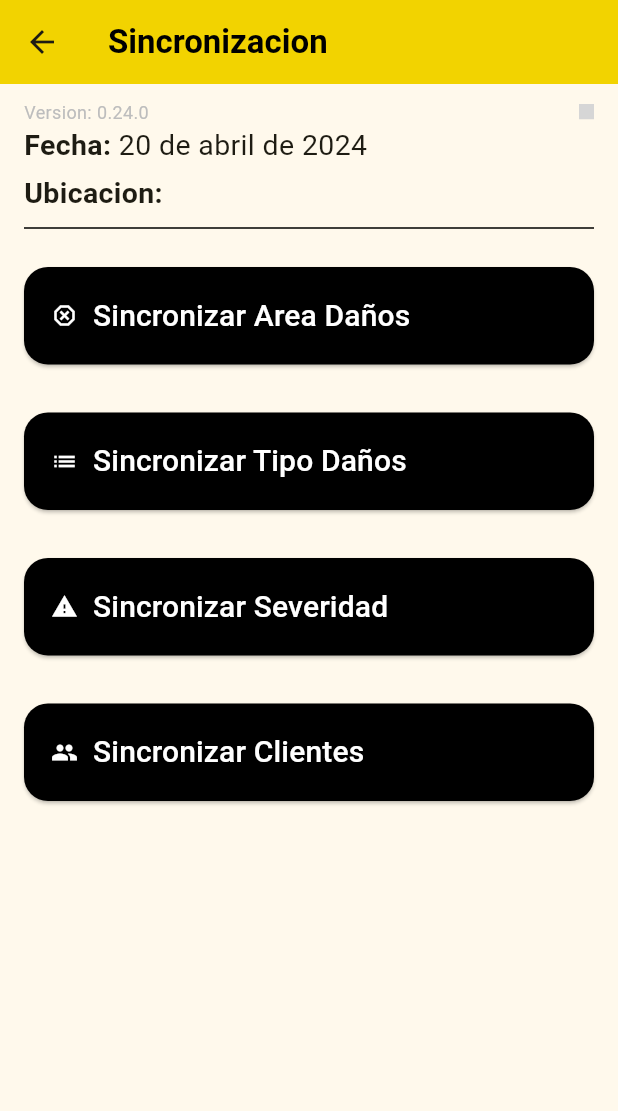
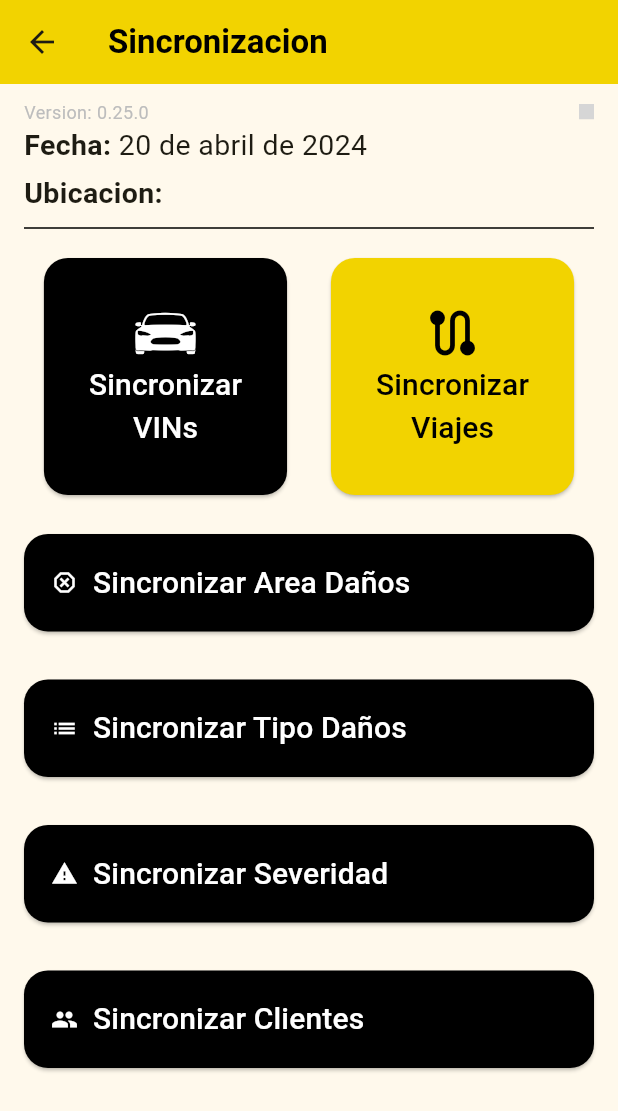
Before and after one commit to hguerrero10/tleavin-movil, a Flutter app: the Sincronizar screen opened directly, on a phone screen of 412 x 824 dp. Shown: the top 1111 px of the screen. Run offline on Flutter 3.47's test engine with Material 3 defaults, Android fonts, the phone set to English and light mode, and no system bars; our stand-ins replace dropdown_search, flutter_slider_drawer, fluttertoast, gallery_saver, geocoding, geolocator and 2 more; missing offline and left inert: connectivity_widget, flutter_barcode_scanner, gradient_slide_to_act, syncfusion_flutter_signaturepad, widget_zoom; accounts and stored records are empty; grey boxes are pictures that could not be loaded.

Commit message:
cambios de datellaes

```diff
--- a/lib/src/pages/sincronizacion/enviar.dart
+++ b/lib/src/pages/sincronizacion/enviar.dart
@@ -1,6 +1,7 @@
 import 'dart:convert';
 import 'dart:developer';
 import 'dart:io';
+import 'package:flutter/cupertino.dart';
 import 'package:flutter/material.dart';
 import 'package:fluttertoast/fluttertoast.dart';
 import 'package:http/http.dart' as http;
@@ -21,7 +22,7 @@ class Sincronizar extends StatefulWidget {
 
 class _SincronizarState extends State<Sincronizar> {
 
-  String urlEnvioViaje = 'http://api-pruebas.tlea.online/agregarViaje';
+  String urlEnvioViaje = 'http://tleavin.tlea.online/movil/viaje';
   String urlEnvioVIN = 'http://api-pruebas.tlea.online/agreagrVIN';
 
 
@@ -70,6 +71,16 @@ class _SincronizarState extends State<Sincronizar> {
                 log('Area Dano');
                 await DatabaseProvider.db.insertarAreaDano(areaDanoInsertList!);
               }
+
+              Fluttertoast.showToast(
+                msg: "${responseData['AreaDanos'].length} Area Daños Sincronizados",
+                toastLength: Toast.LENGTH_LONG,
+                gravity: ToastGravity.CENTER,
+                timeInSecForIosWeb: 1,
+                backgroundColor: Colors.green,
+                textColor: Colors.white,
+                fontSize: 20
+              );
 
               itemP.addDanoAreaInsert();
             }
@@ -159,6 +170,16 @@ class _SincronizarState extends State<Sincronizar> {
                 log('Tipo Dano');
                 await DatabaseProvider.db.insertarTipoDano(tipoDanoInsertList!);
               }
+
+              Fluttertoast.showToast(
+                msg: "${responseData['TiposDano'].length} Tipo Daños Sincronizados",
+                toastLength: Toast.LENGTH_LONG,
+                gravity: ToastGravity.CENTER,
+                timeInSecForIosWeb: 1,
+                backgroundColor: Colors.green,
+                textColor: Colors.white,
+                fontSize: 20
+              );
 
               itemP.addTipoDanoInsert();
             }
@@ -250,6 +271,16 @@ class _SincronizarState extends State<Sincronizar> {
                 await DatabaseProvider.db.insertarSeveridad(severidadInsertList!);
               }
 
+              Fluttertoast.showToast(
+                msg: "${responseData['Severidades'].length} Severidades Sincronizadas",
+                toastLength: Toast.LENGTH_LONG,
+                gravity: ToastGravity.CENTER,
+                timeInSecForIosWeb: 1,
+                backgroundColor: Colors.green,
+                textColor: Colors.white,
+                fontSize: 20
+              );
+
               itemP.addSeveridadInsert();
             }
             else {
@@ -329,6 +360,7 @@ class _SincronizarState extends State<Sincronizar> {
 
               responseData = json.decode(value.body);
               await DatabaseProvider.db.borrarBDCliente();
+              log(responseData['Clientes'].length.toString());
               for(var value in responseData['Clientes']) {
                 clienteInsertList = null;
                 clienteInsertList = Cliente(
@@ -338,6 +370,16 @@ class _SincronizarState extends State<Sincronizar> {
                 log('Cliente');
                 await DatabaseProvider.db.insertarCliente(clienteInsertList!);
               }
+
+              Fluttertoast.showToast(
+                msg: "${responseData['Clientes'].length} Clientes Sincronizados",
+                toastLength: Toast.LENGTH_LONG,
+                gravity: ToastGravity.CENTER,
+                timeInSecForIosWeb: 1,
+                backgroundColor: Colors.green,
+                textColor: Colors.white,
+                fontSize: 20
+              );
 
               itemP.addClienteInsert();
             }
@@ -407,39 +449,121 @@ class _SincronizarState extends State<Sincronizar> {
           style: TextStyle(
             fontWeight: FontWeight.bold,
             color: Colors.black
-          ),
-        ),
+          )
+        )
       ),
       body: SingleChildScrollView(
         child: Column(
           crossAxisAlignment: CrossAxisAlignment.start,
           children: <Widget>[
             const Cuerpo(),
-            boton_sincronizar(Icons.dangerous_outlined, 'Sincronizar Area Daños', () => obtenerAreaDanoServer()),
-            boton_sincronizar(Icons.list, 'Sincronizar Tipo Daños', () => obtenerTipoDanoServer()),
-            boton_sincronizar(Icons.warning, 'Sincronizar Severidad', () => obtenerSeveridadServer()),
 
-            boton_sincronizar(Icons.people, 'Sincronizar Clientes', () => obtenerClienteServer())
+            const SizedBox(height: 10),
+
+            Row(
+              mainAxisAlignment: MainAxisAlignment.spaceEvenly,
+              children: [
+                ElevatedButton(
+                  onPressed: () {},
+                  style: ButtonStyle(
+                    backgroundColor: MaterialStateProperty.all<Color>(Colors.black),
+                    padding: MaterialStateProperty.all<EdgeInsetsGeometry>(const EdgeInsets.all(30)),
+                    shape: MaterialStateProperty.all(
+                      RoundedRectangleBorder(
+                        borderRadius: BorderRadius.circular(16)
+                      )
+                    )
+                  ),
+                  child: const Column(
+                    children: [
+                      Icon(
+                        CupertinoIcons.car_detailed,
+                        color: Colors.white,
+                        size: 40
+                      ),
+                      SizedBox(width: 10),
+                      Text(
+                        'Sincronizar',
+                        style: TextStyle(
+                          fontSize: 20,
+                          color: Colors.white
+                        )
+                      ),
+                      Text(
+                        'VINs',
+                        style: TextStyle(
+                          fontSize: 20,
+                          color: Colors.white
+                        )
+                      )
+                    ]
+                  )
+                ),
+                ElevatedButton(
+                  onPressed: () {},
+                  style: ButtonStyle(
+                    backgroundColor: MaterialStateProperty.all<Color>(const Color.fromRGBO(242, 211, 0, 1)),
+                    padding: MaterialStateProperty.all<EdgeInsetsGeometry>(const EdgeInsets.all(30)),
+                    shape: MaterialStateProperty.all(
+                      RoundedRectangleBorder(
+                        borderRadius: BorderRadius.circular(16)
+                      )
+                    )
+                  ),
+                  child: const Column(
+                    children: [
+                      Icon(
+                        Icons.route,
+                        color: Colors.black,
+                        size: 40
+                      ),
+                      SizedBox(width: 10),
+                      Text(
+                        'Sincronizar',
+                        style: TextStyle(
+                          fontSize: 20,
+                          color: Colors.black
+                        )
+                      ),
+                      Text(
+                        'Viajes',
+                        style: TextStyle(
+                          fontSize: 20,
+                          color: Colors.black
+                        )
+                      )
+                    ]
+                  )
+                )
+              ]
+            ),
+
+            const SizedBox(height: 10),
+
+            botonSincronizar(Icons.dangerous_outlined, 'Sincronizar Area Daños', () => obtenerAreaDanoServer()),
+            botonSincronizar(Icons.list, 'Sincronizar Tipo Daños', () => obtenerTipoDanoServer()),
+            botonSincronizar(Icons.warning, 'Sincronizar Severidad', () => obtenerSeveridadServer()),
+
+            botonSincronizar(Icons.people, 'Sincronizar Clientes', () => obtenerClienteServer())
           ]
         )
       )
     );
   }
 
-  Widget boton_sincronizar(ico, titulo, onpress) {
+  Widget botonSincronizar(ico, titulo, onpress) {
     return Padding(
       padding: const EdgeInsets.all(16),
       child: ElevatedButton(
         onPressed: onpress,
         style: ButtonStyle(
           backgroundColor: MaterialStateProperty.all<Color>(Colors.black),
-          padding: MaterialStateProperty.all<EdgeInsetsGeometry>(const EdgeInsets.all(18.0)),
-          // minimumSize: MaterialStateProperty.all<Size>(const Size(double.infinity, 50)),
+          padding: MaterialStateProperty.all<EdgeInsetsGeometry>(const EdgeInsets.all(18)),
           shape: MaterialStateProperty.all(
             RoundedRectangleBorder(
               borderRadius: BorderRadius.circular(16)
-            ),
-          ),
+            )
+          )
         ),
         child: Row(
           children: [
@@ -465,10 +589,9 @@ class _SincronizarState extends State<Sincronizar> {
     var json;
 
     try{
-        http.Response response = await http.post(Uri.parse(urlEnvioViaje), body: json, headers: { "Content-Type" : "application/json"});
+      http.Response response = await http.post(Uri.parse(urlEnvioViaje), body: json, headers: {"Content-Type" : "application/json"});
       var res = jsonDecode(response.body);
       if(res == 200) {
-
         Fluttertoast.showToast(
           msg: "Conexion Exitosa al Server",
           toastLength: Toast.LENGTH_LONG,
@@ -485,7 +608,8 @@ class _SincronizarState extends State<Sincronizar> {
         _dialogBuilder(context, 'A ocurrido un problema, Favor de comunicarse a soporte(Error:s ${response.statusCode})');
         itemP.addError();
       }
-      } catch (e) {
+    }
+    catch (e) {
       log(e.toString());
     }
   }
@@ -529,10 +653,10 @@ class _SincronizarState extends State<Sincronizar> {
               ),
               child: const Text('Ok'),
               onPressed: () {}
-            ),
-          ],
+            )
+          ]
         );
-      },
+      }
     );
   }
 }
--- a/lib/src/pages/viaje/detalle_viaje.dart
+++ b/lib/src/pages/viaje/detalle_viaje.dart
@@ -105,9 +105,9 @@ class _DetalleDeViajeState extends State<DetalleDeViaje> {
                 _encabezados('Cliente.: ', '${dato['cliente_nombre']}'),
                 _encabezados('Origen: ', '${dato['origen']}'),
                 _encabezados('Destino: ', '${dato['destino']}'),
-                _encabezados('Tipo viaje: ', '${dato['tipo_viaje']}'),
+                _encabezados('Tipo viaje: ', dato['tipo_viaje'] != null ? '${dato['tipo_viaje']}' : 'Sin Especificar'),
                 _encabezados('Fecha de armado: ', '${dato['fecha_creacion']}'),
-                _encabezados('Notas: ', '${dato['notas']}'),
+                _encabezados('Notas: ', dato['notas'] != null ? '${dato['notas']}' : 'Sin Notas'),
                 _encabezados('VINs: ', ''),
 
                 const SizedBox(height: 10),
@@ -421,7 +421,7 @@ class _DetalleDeViajeState extends State<DetalleDeViaje> {
           itemP.addError();
         });
 
-        log('resumendeviake');
+        log('resumendeviaje');
         log(resumenviaje.toString());
 
 
--- a/lib/src/widgets/cuerpo.dart
+++ b/lib/src/widgets/cuerpo.dart
@@ -46,16 +46,8 @@ class _CuerpoState extends State<Cuerpo> {
     dateString = format.format(DateTime.now());
 
     // requestLocationPermission();
-
     super.initState();
   }
-
-  // @override
-  // void dispose() {
-  //   ubi = '';
-
-  //   super.dispose();
-  // }
 
   @override
   Widget build(BuildContext context) {
@@ -71,7 +63,7 @@ class _CuerpoState extends State<Cuerpo> {
                 mainAxisAlignment: MainAxisAlignment.spaceBetween,
                 children: [
                   Text(
-                    'Version: 0.24.0',
+                    'Version: 0.25.0',
                     style:  TextStyle(
                       fontSize: 12,
                       color: Colors.grey[400]
@@ -83,28 +75,20 @@ class _CuerpoState extends State<Cuerpo> {
                     child: ConnectivityWidget(
                       builder: (context, isOnline) => Center(
                         child:
-                        // Text(
-                        //   isOnline ? "ON" : "OFF",
-                        //   style: TextStyle(
-                        //     fontSize: 10,
-                        //     fontWeight: FontWeight.bold,
-                        //     color: isOnline ? Colors.green : Colors.red
-                        //   )
-                        // )
                         isOnline ? Image.asset(
                           'assets/img/verde.png',
                           width:10,
-                          height:10,
+                          height:10
                         ) :
                         Image.asset(
                           'assets/img/verde.png',
                           width:10,
-                          height:10,
+                          height:10
                         )
                       )
                     )
-                  ),
-                ],
+                  )
+                ]
               ),
               Row(
                 children: [
@@ -113,12 +97,12 @@ class _CuerpoState extends State<Cuerpo> {
                     style: TextStyle(
                       fontSize: 19,
                       fontWeight: FontWeight.bold
-                    ),
+                    )
                   ),
                   Text(
                     dateString,
                     style: const TextStyle(
-                      fontSize: 19,
+                      fontSize: 19
                     )
                   )
                 ]
@@ -131,7 +115,7 @@ class _CuerpoState extends State<Cuerpo> {
                     style: TextStyle(
                       fontSize: 19,
                       fontWeight: FontWeight.bold
-                    ),
+                    )
                   ),
                   Text(
                     itemP.usuario!.locacion!,
```
Also changed, not shown: lib/database/db.dart (+13 -4 lines), lib/src/home/inicio.dart (+2 -10 lines), lib/src/pages/resumen_carga/salida_viaje.dart (+5 -5 lines), lib/src/pages/viaje/armar_viaje.dart (+6 -3 lines). Lines whose indentation alone changed are shown as unchanged.
